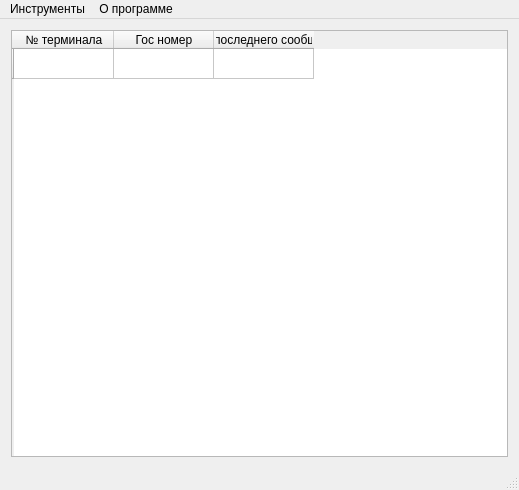
Before: the Qt Designer form mainwindow.ui in 1474net/LogScanScout, drawn with Qt 5.
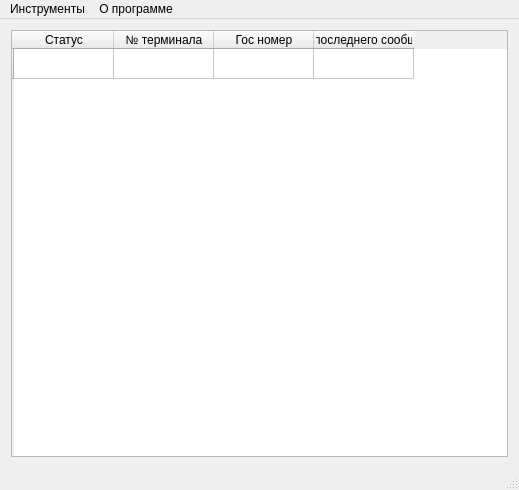
After: the same form once the commit is applied.

```diff
--- a/mainwindow.ui
+++ b/mainwindow.ui
@@ -25,6 +25,11 @@
         <string/>
        </property>
       </row>
+      <column>
+       <property name="text">
+        <string>Статус</string>
+       </property>
+      </column>
       <column>
        <property name="text">
         <string>№ терминала</string>
@@ -40,12 +45,12 @@
         <string>Дата последнего сообщения</string>
        </property>
       </column>
-      <item row="0" column="1">
+      <item row="0" column="2">
        <property name="text">
         <string/>
        </property>
       </item>
-      <item row="0" column="2">
+      <item row="0" column="3">
        <property name="text">
         <string/>
        </property>
```
